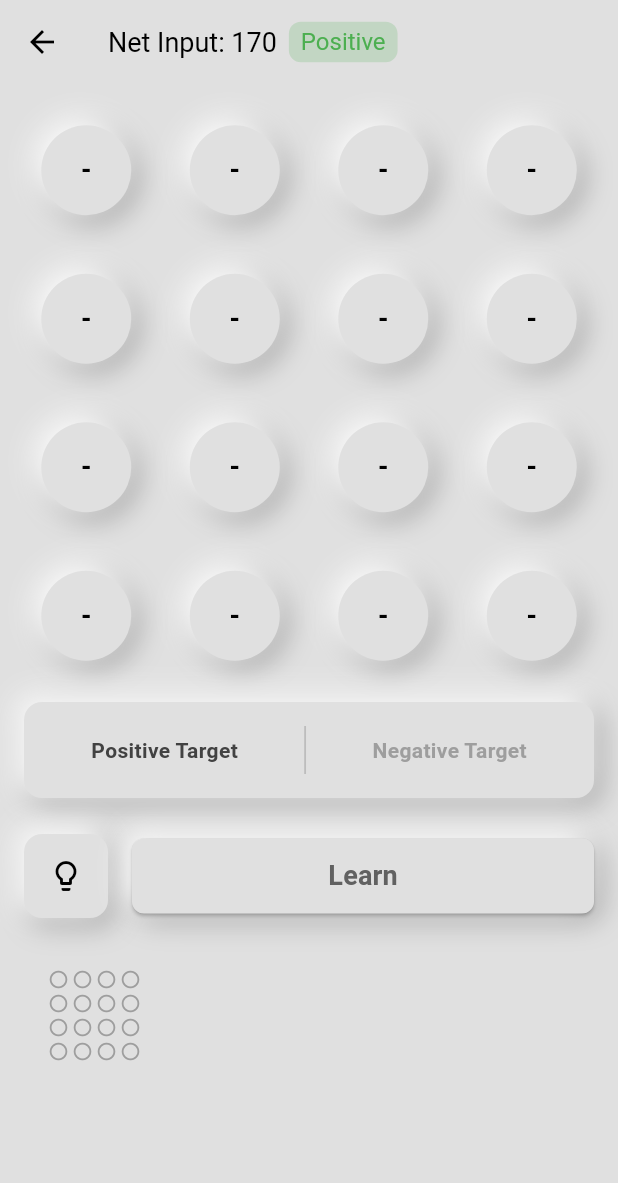
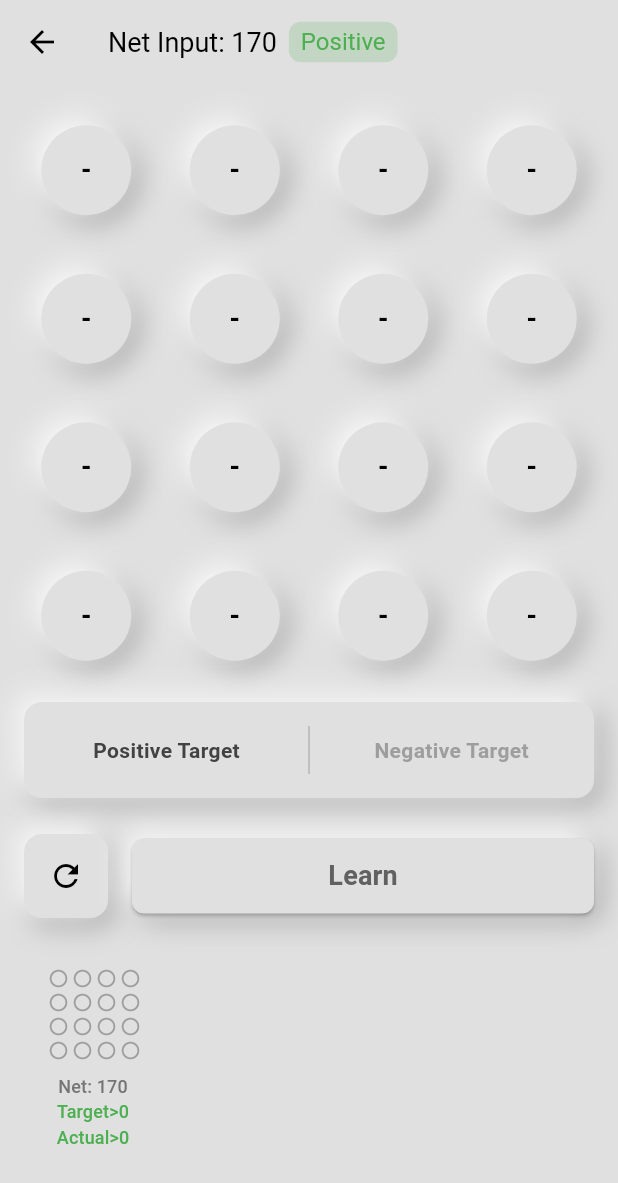
Before and after one commit to arxivj/single_perceptron, a Flutter app: the PatternRecognitionScreen screen opened directly, after a tap on "Learn", on a phone screen of 412 x 824 dp. Shown: the top 1183 px of the screen. Run offline on Flutter 3.47's test engine with Material 3 defaults, Android fonts, the phone set to English and light mode, and no system bars.

Commit message:
Refactor: Enhance Pattern Recognition Feature
This commit introduces several improvements to the pattern recognition screen and related components:

- **LearnedPattern Model**:
    - Introduced a `LearnedPattern` class to store LED states and the learning target.
    - `LearningTarget` enum is now part of this model.
- **LearnedPatternCard Widget**:
    - Created a new `LearnedPatternCard` widget to display a visual representation of a learned pattern, its net input, target classification, and actual classification.
    - This card is clickable to load the pattern onto the LED grid.
- **PatternRecognitionScreen**:
    - Now uses `LearnedPatternCard` to display learned patterns in a horizontal list.
    - Updated `_loadPattern` to also set the `_learningTarget` based on the loaded pattern's target.
    - The "Reset all LEDs" button icon changed from `lightbulb_outline_rounded` to `refresh`.
    - Made the LED grid dimension configurable via `_gridDimension`.
    - `_saveCurrentPattern` now directly adds a `LearnedPattern` instance.
    - `_learn` method simplified.
- **LearningTargetSelector**:
    - Refactored to be a `StatelessWidget`. The selected state is now passed in as a `selection` parameter instead of being managed internally.
    - Layout improved using `Expanded` for segments to ensure they fill available space.
- **Perceptron Model**:
    - Added `calculateNetInputForPattern(List<bool> ledStates)` method to compute the net input for a given set of LED states without modifying the perceptron's internal input state.
    - The `netInput` getter now uses the current internal LED states.
    - Renamed `_inputs` to `ledStates` within `_calculateNetInput` for clarity.
    - Added a `weights` getter.

```diff
--- a/lib/features/pattern_recognition/screens/pattern_recognition_screen.dart
+++ b/lib/features/pattern_recognition/screens/pattern_recognition_screen.dart
@@ -1,16 +1,10 @@
 import 'package:flutter/material.dart';
+import 'package:single_perceptron/features/pattern_recognition/widgets/learned_pattern_card.dart';
 import 'package:single_perceptron/features/pattern_recognition/widgets/learning_target_selector.dart';
 import 'package:single_perceptron/features/shared/widgets/led_control_widget.dart';
 import 'package:single_perceptron/features/shared/widgets/neu_container.dart';
+import 'package:single_perceptron/models/learned_pattern.dart';
 import 'package:single_perceptron/models/perceptron.dart';
-
-enum LearningTarget { positive, negative }
-
-class _LearnedPattern {
-  final List<bool> ledStates;
-
-  _LearnedPattern({required this.ledStates});
-}
 
 class PatternRecognitionScreen extends StatefulWidget {
   const PatternRecognitionScreen({super.key});
@@ -20,9 +14,12 @@ class PatternRecognitionScreen extends StatefulWidget {
 }
 
 class _PatternRecognitionScreenState extends State<PatternRecognitionScreen> {
-  final perceptron = Perceptron(inputSize: 16);
+  static const int _gridDimension = 4;
+  static const int _perceptronInputSize = _gridDimension * _gridDimension;
+
+  final perceptron = Perceptron(inputSize: _perceptronInputSize);
   LearningTarget _learningTarget = LearningTarget.positive;
-  final List<_LearnedPattern> _learnedPatterns = [];
+  final List<LearnedPattern> _learnedPatterns = [];
 
   void _updateState() {
     setState(() {});
@@ -37,7 +34,7 @@ class _PatternRecognitionScreenState extends State<PatternRecognitionScreen> {
     _updateState();
   }
 
-  void _saveCurrentPattern(int netInput) {
+  void _saveCurrentPattern() {
     final List<bool> currentLedStates = List.generate(
       perceptron.inputSize,
       (index) => perceptron[index].led.isOn,
@@ -53,28 +50,25 @@ class _PatternRecognitionScreenState extends State<PatternRecognitionScreen> {
     });
 
     if (!patternExists) {
-      _learnedPatterns.add(_LearnedPattern(ledStates: currentLedStates));
+      _learnedPatterns.add(LearnedPattern(ledStates: currentLedStates, target: _learningTarget));
     }
   }
 
-  void _loadPattern(_LearnedPattern pattern) {
+  void _loadPattern(LearnedPattern pattern) {
     for (int i = 0; i < perceptron.inputSize; i++) {
       if (perceptron[i].led.isOn != pattern.ledStates[i]) {
         perceptron[i].led.toggle();
       }
     }
-    _updateState();
+    setState(() {
+      _learningTarget = pattern.target;
+    });
   }
 
   void _learn() {
-    try {
-      final netInput = perceptron.netInput;
-      _saveCurrentPattern(netInput);
-      _learningAlgorithm();
-    } finally {
-      _resetAllLeds();
-      // _updateState();
-    }
+    _saveCurrentPattern();
+    _learningAlgorithm();
+    _resetAllLeds();
   }
 
   void _learningAlgorithm() {
@@ -101,6 +95,8 @@ class _PatternRecognitionScreenState extends State<PatternRecognitionScreen> {
         break;
     }
   }
+
+
 
   @override
   Widget build(BuildContext context) {
@@ -136,28 +132,34 @@ class _PatternRecognitionScreenState extends State<PatternRecognitionScreen> {
               shrinkWrap: true,
               physics: const NeverScrollableScrollPhysics(),
               padding: const EdgeInsets.all(8.0),
-              gridDelegate: const SliverGridDelegateWithFixedCrossAxisCount(crossAxisCount: 4),
-              itemCount: 16,
+              gridDelegate:
+                  const SliverGridDelegateWithFixedCrossAxisCount(crossAxisCount: _gridDimension),
+              itemCount: _perceptronInputSize,
               itemBuilder: (context, index) {
                 return LedControlWidget(led: perceptron[index].led, onChanged: _updateState);
               },
             ),
-
             Padding(
               padding: const EdgeInsets.symmetric(horizontal: 16.0),
               child: Row(
                 children: [
                   Expanded(
                     child: LearningTargetSelector<LearningTarget>(
-                      initialSelection: _learningTarget,
+                      selection: _learningTarget,
                       onSelectionChanged: (newSelection) {
                         setState(() {
                           _learningTarget = newSelection;
                         });
                       },
                       segments: const [
-                        ButtonSegment(value: LearningTarget.positive, label: Text('Positive Target')),
-                        ButtonSegment(value: LearningTarget.negative, label: Text('Negative Target')),
+                        ButtonSegment(
+                          value: LearningTarget.positive,
+                          label: Text('Positive Target'),
+                        ),
+                        ButtonSegment(
+                          value: LearningTarget.negative,
+                          label: Text('Negative Target'),
+                        ),
                       ],
                     ),
                   ),
@@ -172,7 +174,8 @@ class _PatternRecognitionScreenState extends State<PatternRecognitionScreen> {
                   NeuContainer(
                     child: IconButton(
                       onPressed: _resetAllLeds,
-                      icon: const Icon(Icons.lightbulb_outline_rounded, size: 24.0),
+                      icon: const Icon(Icons.refresh, size: 24.0),
+                      tooltip: 'Reset all LEDs',
                       padding: const EdgeInsets.all(16.0),
                       style: IconButton.styleFrom(
                         shape: RoundedRectangleBorder(borderRadius: BorderRadius.circular(8.0)),
@@ -188,21 +191,33 @@ class _PatternRecognitionScreenState extends State<PatternRecognitionScreen> {
                           padding: const EdgeInsets.symmetric(horizontal: 24.0, vertical: 12.0),
                           shape: RoundedRectangleBorder(borderRadius: BorderRadius.circular(8.0)),
                         ),
-                        child: Text('Learn', style: TextStyle(fontWeight: FontWeight.bold, fontSize: 18.0, color: Colors.grey.shade700)),
+                        child: Text(
+                          'Learn',
+                          style: TextStyle(
+                            fontWeight: FontWeight.bold,
+                            fontSize: 18.0,
+                            color: Colors.grey.shade700,
+                          ),
+                        ),
                       ),
                     ),
                   ),
                 ],
               ),
             ),
-            SizedBox(height: 24.0),
+            const SizedBox(height: 24.0),
             Row(
               children: [
                 Expanded(
                   child: SizedBox(
-                    height: 80,
+                    height: 140.0,
                     child: _learnedPatterns.isEmpty
-                        ? Center(child: Text('No patterns learned yet.', style: TextStyle(color: Colors.grey.shade600)))
+                        ? Center(
+                            child: Text(
+                              'No patterns learned yet.',
+                              style: TextStyle(color: Colors.grey.shade600),
+                            ),
+                          )
                         : ListView.builder(
                             padding: const EdgeInsets.symmetric(horizontal: 16.0),
                             scrollDirection: Axis.horizontal,
@@ -210,42 +225,12 @@ class _PatternRecognitionScreenState extends State<PatternRecognitionScreen> {
                             itemCount: _learnedPatterns.length,
                             itemBuilder: (context, index) {
                               final pattern = _learnedPatterns[index];
+                              final netInput = perceptron.calculateNetInputForPattern(pattern.ledStates);
 
-                              return TextButton(
+                              return LearnedPatternCard(
+                                pattern: pattern,
+                                netInput: netInput,
                                 onPressed: () => _loadPattern(pattern),
-                                style: TextButton.styleFrom(
-                                  padding: const EdgeInsets.symmetric(
-                                    horizontal: 16.0,
-                                    vertical: 8.0,
-                                  ),
-                                  shape: RoundedRectangleBorder(
-                                    borderRadius: BorderRadius.circular(8.0),
-                                  ),
-                                ),
-                                child: SizedBox(
-                                  width: 60,
-                                  height: 60,
-                                  child: GridView.builder(
-                                    physics: const NeverScrollableScrollPhysics(),
-                                    gridDelegate: const SliverGridDelegateWithFixedCrossAxisCount(
-                                      crossAxisCount: 4,
-                                      mainAxisSpacing: 4,
-                                      crossAxisSpacing: 4,
-                                    ),
-                                    itemCount: pattern.ledStates.length,
-                                    itemBuilder: (context, ledIndex) {
-                                      return Icon(
-                                        pattern.ledStates[ledIndex]
-                                            ? Icons.circle
-                                            : Icons.circle_outlined,
-                                        color: pattern.ledStates[ledIndex]
-                                            ? Colors.red.shade200
-                                            : Colors.grey,
-                                        size: 14.0,
-                                      );
-                                    },
-                                  ),
-                                ),
                               );
                             },
                           ),
--- /dev/null
+++ b/lib/features/pattern_recognition/widgets/learned_pattern_card.dart
@@ -0,0 +1,88 @@
+import 'package:flutter/material.dart';
+import 'package:single_perceptron/models/learned_pattern.dart';
+
+class LearnedPatternCard extends StatelessWidget {
+  final LearnedPattern pattern;
+  final int netInput;
+  final VoidCallback onPressed;
+
+  const LearnedPatternCard({required this.pattern, required this.netInput, required this.onPressed, super.key});
+
+  @override
+  Widget build(BuildContext context) {
+    return TextButton(
+      onPressed: onPressed,
+      style: TextButton.styleFrom(
+        padding: const EdgeInsets.symmetric(
+          horizontal: 16.0,
+          vertical: 8.0,
+        ),
+        shape: RoundedRectangleBorder(
+          borderRadius: BorderRadius.circular(8.0),
+        ),
+      ),
+      child: Column(
+        mainAxisAlignment: MainAxisAlignment.spaceAround,
+        children: [
+          SizedBox(
+            width: 60,
+            height: 60,
+            child: GridView.builder(
+              physics: const NeverScrollableScrollPhysics(),
+              gridDelegate:
+                  const SliverGridDelegateWithFixedCrossAxisCount(
+                    crossAxisCount: 4,
+                    mainAxisSpacing: 4,
+                    crossAxisSpacing: 4,
+                  ),
+              itemCount: pattern.ledStates.length,
+              itemBuilder: (context, ledIndex) {
+                return Icon(
+                  pattern.ledStates[ledIndex]
+                      ? Icons.circle
+                      : Icons.circle_outlined,
+                  color: pattern.ledStates[ledIndex]
+                      ? Colors.red.shade200
+                      : Colors.grey,
+                  size: 14.0,
+                );
+              },
+            ),
+          ),
+          const SizedBox(height: 4.0),
+          Column(
+            children: [
+              Text(
+                'Net: $netInput',
+                style: TextStyle(
+                  fontSize: 12.0,
+                  color: Colors.grey.shade600,
+                ),
+              ),
+              Text(
+                pattern.target == LearningTarget.positive
+                    ? 'Target>0'
+                    : 'Target<0',
+                style: TextStyle(
+                  fontSize: 12.0,
+                  color: pattern.target == LearningTarget.positive
+                      ? Colors.green
+                      : Colors.red,
+                ),
+              ),
+              Text(
+                netInput >= 0 ? 'Actual>0' : 'Actual<0',
+                style: TextStyle(
+                  fontSize: 12.0,
+                  color:
+                  netInput >= 0 ? Colors.green
+                      : Colors.red,
+                ),
+              ),
+            ],
+          ),
+        ],
+      ),
+    );
+  }
+}
--- a/lib/features/pattern_recognition/widgets/learning_target_selector.dart
+++ b/lib/features/pattern_recognition/widgets/learning_target_selector.dart
@@ -1,30 +1,17 @@
 import 'package:flutter/material.dart';
 import 'package:single_perceptron/features/shared/widgets/neu_container.dart';
 
-class LearningTargetSelector<T> extends StatefulWidget {
-  final T initialSelection;
+class LearningTargetSelector<T> extends StatelessWidget {
+  final T selection;
   final ValueChanged<T> onSelectionChanged;
   final List<ButtonSegment<T>> segments;
 
   const LearningTargetSelector({
-    required this.initialSelection,
+    required this.selection,
     required this.onSelectionChanged,
     required this.segments,
     super.key,
   }) : assert(segments.length > 0);
-
-  @override
-  State<LearningTargetSelector<T>> createState() => _LearningTargetSelectorState<T>();
-}
-
-class _LearningTargetSelectorState<T> extends State<LearningTargetSelector<T>> {
-  late T _selected;
-
-  @override
-  void initState() {
-    super.initState();
-    _selected = widget.initialSelection;
-  }
 
   @override
   Widget build(BuildContext context) {
@@ -36,19 +23,17 @@ class _LearningTargetSelectorState<T> extends State<LearningTargetSelector<T>> {
           mainAxisAlignment: MainAxisAlignment.spaceEvenly,
           children: () {
             final children = <Widget>[];
-            for (int i = 0; i < widget.segments.length; i++) {
-              final segment = widget.segments[i];
-              final isSelected = segment.value == _selected;
+            for (int i = 0; i < segments.length; i++) {
+              final segment = segments[i];
+              final isSelected = segment.value == selection;
 
               children.add(
-                GestureDetector(
+                Expanded(
+                  child: GestureDetector(
                     behavior: HitTestBehavior.translucent,
                     onTap: () {
                       if (!isSelected) {
-                      setState(() {
-                        _selected = segment.value;
-                      });
-                      widget.onSelectionChanged(_selected);
+                        onSelectionChanged(segment.value);
                       }
                     },
                     child: Container(
@@ -62,8 +47,9 @@ class _LearningTargetSelectorState<T> extends State<LearningTargetSelector<T>> {
                       ),
                     ),
                   ),
+                ),
               );
-              if (i < widget.segments.length - 1) {
+              if (i < segments.length - 1) {
                 children.add(
                   VerticalDivider(
                     color: Colors.grey.shade400,
--- /dev/null
+++ b/lib/models/learned_pattern.dart
@@ -0,0 +1,9 @@
+enum LearningTarget { positive, negative }
+
+class LearnedPattern {
+  final List<bool> ledStates;
+
+  final LearningTarget target;
+
+  LearnedPattern({required this.ledStates, required this.target});
+}
--- a/lib/models/perceptron.dart
+++ b/lib/models/perceptron.dart
@@ -20,16 +20,22 @@ class Perceptron {
 
   PerceptronItem operator [](int index) {
     if (index < 0 || index >= inputSize) {
-      throw RangeError('Index out of range: $index');
+      throw RangeError('인덱스 범위를 벗어났습니다: $index');
     }
     return PerceptronItem(_inputs[index], _weights[index]);
   }
 
-  int get netInput => _calculateNetInput();
+  List<Dial> get weights => _weights;
+
+  int get netInput => _calculateNetInput(_inputs.map((e) => e.isOn).toList());
 
   int predict() => _activation(netInput);
 
   void reset() => _initialize();
+
+  int calculateNetInputForPattern(List<bool> ledStates) {
+    return _calculateNetInput(ledStates);
+  }
 
   void _initialize() {
     _inputs = List.generate(inputSize, (_) => LedSwitch());
@@ -37,10 +43,11 @@ class Perceptron {
     bias = Dial();
   }
 
-  int _calculateNetInput() {
+  int _calculateNetInput(List<bool> ledStates) {
     int sum = 0;
     for (int i = 0; i < inputSize; i++) {
-      sum += _inputs[i].value * _weights[i].value;
+      final inputValue = ledStates[i] ? 1 : -1;
+      sum += inputValue * _weights[i].value;
     }
     sum += bias.value;
     return sum;
```
Lines whose indentation alone changed are shown as unchanged.
